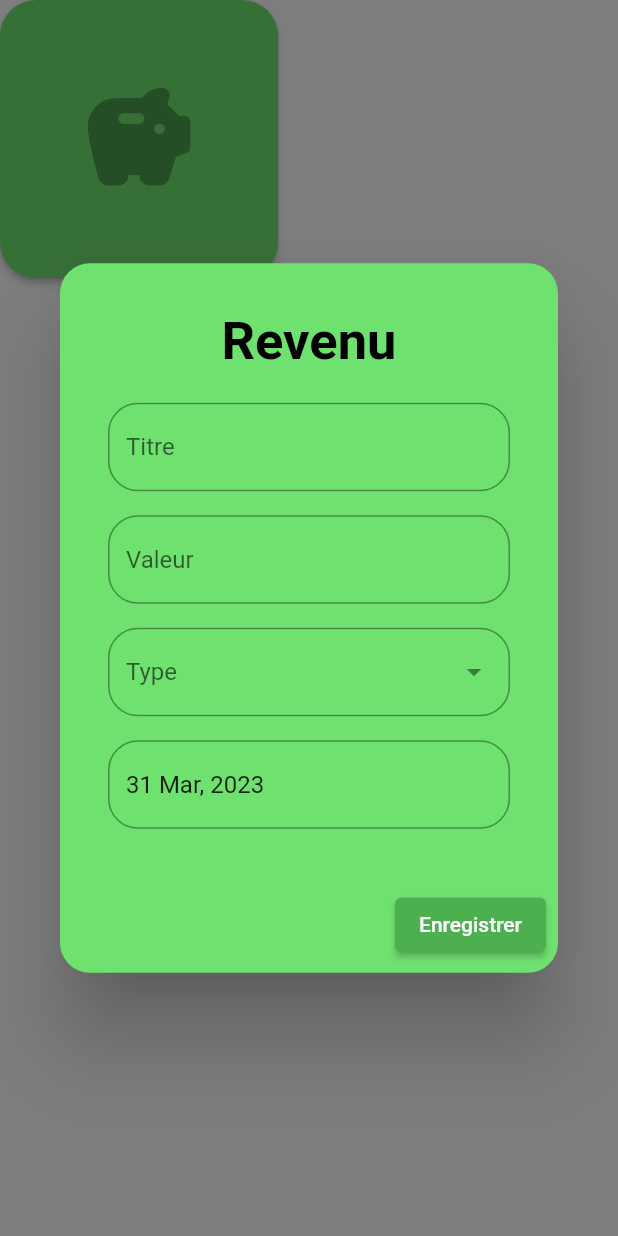
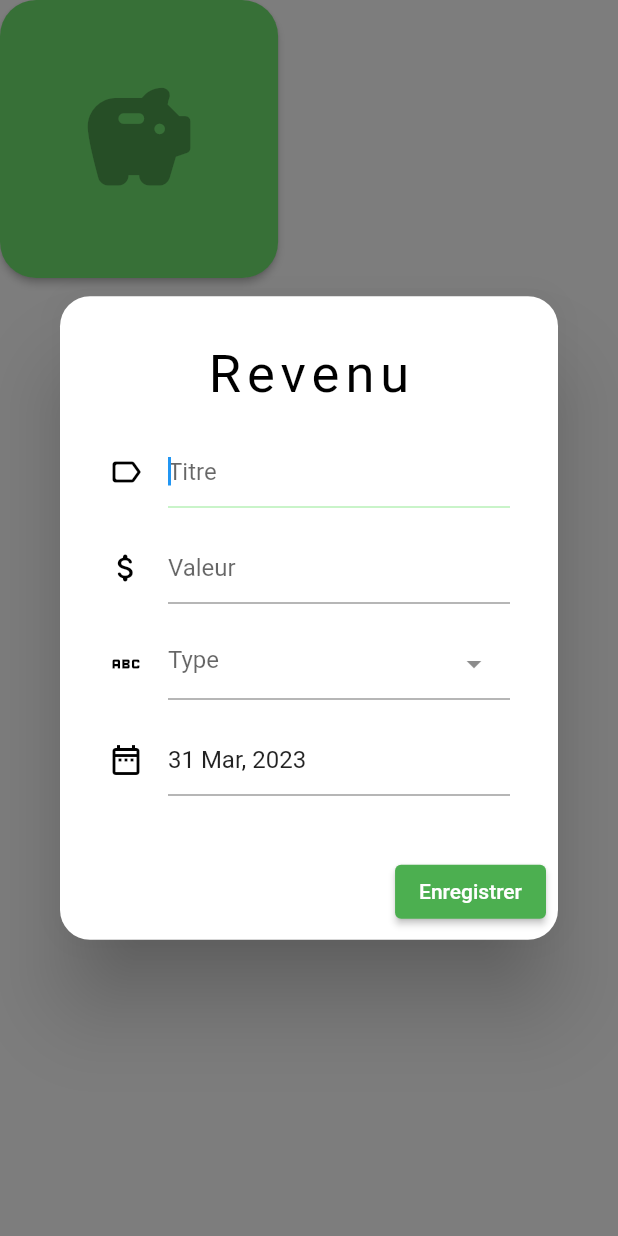
Before and after one commit to MaximeWallart/finance_gestion_app, a Flutter app: the RevenueDialogForm widget shown alone on an empty page, opened directly, after a tap on the "savings" icon, on a phone screen of 412 x 824 dp. Run offline on Flutter 3.47's test engine with Material 2 defaults, Android fonts, the phone set to English and light mode, and no system bars; drawn by our look-alikes of dropdown_textfield; our stand-ins replace cloud_firestore, firebase_auth, firebase_core, fl_chart, flutter_slidable, google_sign_in and 2 more; accounts and stored records are empty.

Commit message:
no idea what was the last thing I did

```diff
--- a/lib/style/app_colors.dart
+++ b/lib/style/app_colors.dart
@@ -7,7 +7,8 @@ class AppColors {
   static const accentColorLight = Color(0xFF5B417B);
 
   static const earning = Color(0xFF6FE16F);
-  static const payment = Color(0xFFE8674F);
+  static const payment = Color.fromARGB(255, 232, 143, 79);
+  static const paymentVariant = Color(0xFFE8674F);
 
   static const economy = Color(0xFF80C3FF);
   static const available = Color(0xFFFFEC8A);
@@ -18,18 +19,18 @@ class AppColors {
   static const textLighterBlack = Color.fromARGB(255, 151, 151, 151);
 
   static const List<Color> listCharColors = [
-    Color(0xFF3366CC),
-    Color(0xFFDC3912),
-    Color(0xFFFF9900),
-    Color(0xFF109618),
-    Color(0xFF990099),
-    Color(0xFF3B3EAC),
-    Color(0xFF0099C6),
-    Color(0xFFDD4477),
-    Color(0xFF66AA00),
-    Color(0xFFB82E2E),
-    Color(0xFF316395),
-    Color(0xFF994499),
+    Color(0xFF2B0B3F),
+    Color(0xFFF7B7A3),
+    Color(0xFF9B3192),
+    Color(0xFFEA5F89),
+    Color(0xFF57167E),
+    Color(0xFFFFF1C9),
+    Color(0xFF2B0B3F),
+    Color(0xFF57167E),
+    Color(0xFF9B3192),
+    Color(0xFFEA5F89),
+    Color(0xFFF7B7A3),
+    Color(0xFFFFF1C9),
     Color(0xFF22AA99),
     Color(0xFFAAAA11),
     Color(0xFF6633CC),
--- a/lib/widgets/input_dialog_form.dart
+++ b/lib/widgets/input_dialog_form.dart
@@ -1,5 +1,6 @@
 import 'package:date_time_picker/date_time_picker.dart';
 import 'package:dropdown_textfield/dropdown_textfield.dart';
+import 'package:finance_gestion_app/style/app_colors.dart';
 import 'package:finance_gestion_app/utils/data_changer.dart';
 import 'package:finance_gestion_app/models/app_transaction.dart';
 import 'package:finance_gestion_app/utils/data_getters.dart';
@@ -8,11 +9,16 @@ import 'package:flutter/material.dart';
 
 class testDropDown extends StatefulWidget {
   const testDropDown(
-      {super.key, required this.update, required this.isRevenue, this.type});
+      {super.key,
+      required this.update,
+      required this.isRevenue,
+      required this.color,
+      this.type});
 
   final Function(String) update;
   final String? type;
   final bool isRevenue;
+  final Color color;
 
   @override
   State<testDropDown> createState() => _testDropDownState();
@@ -43,16 +49,24 @@ class _testDropDownState extends State<testDropDown> {
 
   @override
   Widget build(BuildContext context) {
+    FocusNode typeFocusNode = FocusNode();
+
     return Padding(
       padding: const EdgeInsets.all(8.0),
       child: DropDownTextField(
         controller: _cnt,
         clearOption: false,
         enableSearch: true,
+        textFieldFocusNode: typeFocusNode,
+        searchFocusNode: typeFocusNode,
         textFieldDecoration: InputDecoration(
-            hintText: "Type",
-            border:
-                OutlineInputBorder(borderRadius: BorderRadius.circular(20))),
+            icon: Icon(
+              Icons.abc,
+              color: typeFocusNode.hasFocus ? widget.color : Colors.black,
+            ),
+            focusedBorder: UnderlineInputBorder(
+                borderSide: BorderSide(color: widget.color, width: 1)),
+            hintText: "Type"),
         validator: (value) {
           if (value == null) {
             return "Required field";
@@ -82,6 +96,10 @@ Future<void> inputFormDialog(
   TextEditingController valueController = TextEditingController();
   String transactionType = "test";
 
+  FocusNode titleFocusNode = FocusNode();
+  FocusNode valueFocusNode = FocusNode();
+  FocusNode dateFocusNode = FocusNode();
+
   if (transaction != null) {
     titleController.text = transaction.title;
     dateController.text = transaction.date.toString();
@@ -101,7 +119,7 @@ Future<void> inputFormDialog(
         return StatefulBuilder(builder: (context, setState) {
           return AlertDialog(
             scrollable: true,
-            backgroundColor: color,
+            backgroundColor: AppColors.backgoundColor,
             shape:
                 RoundedRectangleBorder(borderRadius: BorderRadius.circular(20)),
             content: SizedBox(
@@ -111,24 +129,31 @@ Future<void> inputFormDialog(
                   child: Column(mainAxisSize: MainAxisSize.min, children: [
                     Padding(
                       padding: const EdgeInsets.all(12.0),
-                      child: Center(
-                        child: Text(
-                          formtitle,
-                          style: const TextStyle(
-                              color: Colors.black,
-                              fontSize: 35,
-                              fontWeight: FontWeight.bold),
-                        ),
+                      child: Text(
+                        formtitle,
+                        style: const TextStyle(
+                            color: Colors.black,
+                            fontSize: 35,
+                            letterSpacing: 4,
+                            fontWeight: FontWeight.w400),
                       ),
                     ),
                     Padding(
                       padding: const EdgeInsets.all(8.0),
                       child: TextFormField(
+                        focusNode: titleFocusNode,
+                        autofocus: true,
                         maxLines: 1,
                         decoration: InputDecoration(
-                            hintText: "Titre",
-                            border: OutlineInputBorder(
-                                borderRadius: BorderRadius.circular(20))),
+                            icon: Icon(
+                              Icons.label_outline_rounded,
+                              color: titleFocusNode.hasFocus
+                                  ? color
+                                  : Colors.black,
+                            ),
+                            focusedBorder: UnderlineInputBorder(
+                                borderSide: BorderSide(color: color, width: 1)),
+                            hintText: "Titre"),
                         controller: titleController,
                         textCapitalization: TextCapitalization.words,
                         validator: (value) {
@@ -143,12 +168,19 @@ Future<void> inputFormDialog(
                     Padding(
                       padding: const EdgeInsets.all(8.0),
                       child: TextFormField(
+                        focusNode: valueFocusNode,
                         maxLines: 1,
                         keyboardType: TextInputType.number,
                         decoration: InputDecoration(
-                            hintText: "Valeur",
-                            border: OutlineInputBorder(
-                                borderRadius: BorderRadius.circular(20))),
+                            icon: Icon(
+                              Icons.attach_money_rounded,
+                              color: valueFocusNode.hasFocus
+                                  ? color
+                                  : Colors.black,
+                            ),
+                            focusedBorder: UnderlineInputBorder(
+                                borderSide: BorderSide(color: color, width: 1)),
+                            hintText: "Valeur"),
                         controller: valueController,
                         validator: (value) {
                           if (value == null || value.isEmpty) {
@@ -163,6 +195,7 @@ Future<void> inputFormDialog(
                     testDropDown(
                         update: updateTransactionType,
                         isRevenue: isRevenue,
+                        color: color,
                         type: transaction?.type),
                     Padding(
                       padding: const EdgeInsets.all(8.0),
@@ -175,9 +208,16 @@ Future<void> inputFormDialog(
                         lastDate: DateTime(2100),
                         icon: const Icon(Icons.event),
                         dateLabelText: 'Date',
+                        focusNode: dateFocusNode,
                         decoration: InputDecoration(
-                            border: OutlineInputBorder(
-                                borderRadius: BorderRadius.circular(20))),
+                            icon: Icon(
+                              Icons.date_range_outlined,
+                              color:
+                                  dateFocusNode.hasFocus ? color : Colors.black,
+                            ),
+                            focusedBorder: UnderlineInputBorder(
+                                borderSide:
+                                    BorderSide(color: color, width: 1))),
                         //use24HourFormat: false,
                         //locale: Locale('pt', 'BR'),
                       ),
--- a/lib/widgets/revenue_dialog_form.dart
+++ b/lib/widgets/revenue_dialog_form.dart
@@ -15,7 +15,8 @@ class _RevenueDialogFormState extends State<RevenueDialogForm> {
   Widget build(BuildContext context) {
     return ElevatedButton(
       onPressed: () async {
-        await inputFormDialog(context, "Revenu", AppColors.earning, true);
+        await inputFormDialog(
+            context, "Revenu", AppColors.earning.withOpacity(0.5), true);
       },
       style: ElevatedButton.styleFrom(
           minimumSize: Size(MediaQuery.of(context).size.width * 0.45,
--- a/pubspec.yaml
+++ b/pubspec.yaml
@@ -49,6 +49,7 @@ dependencies:
   fl_chart: ^0.55.2
   settings_ui: ^2.0.2
   intl: ^0.17.0
+  dynamic_color: ^1.5.4
 
 dev_dependencies:
   flutter_test:
```
Also changed, not shown: lib/main.dart (+4 -5 lines), lib/utils/data_analysis.dart (+32 -0 lines), lib/utils/data_changer.dart (+9 -0 lines), lib/utils/data_getters.dart (+6 -3 lines), lib/views/homepage_view.dart (+17 -10 lines), pubspec.lock, 5 other files.
